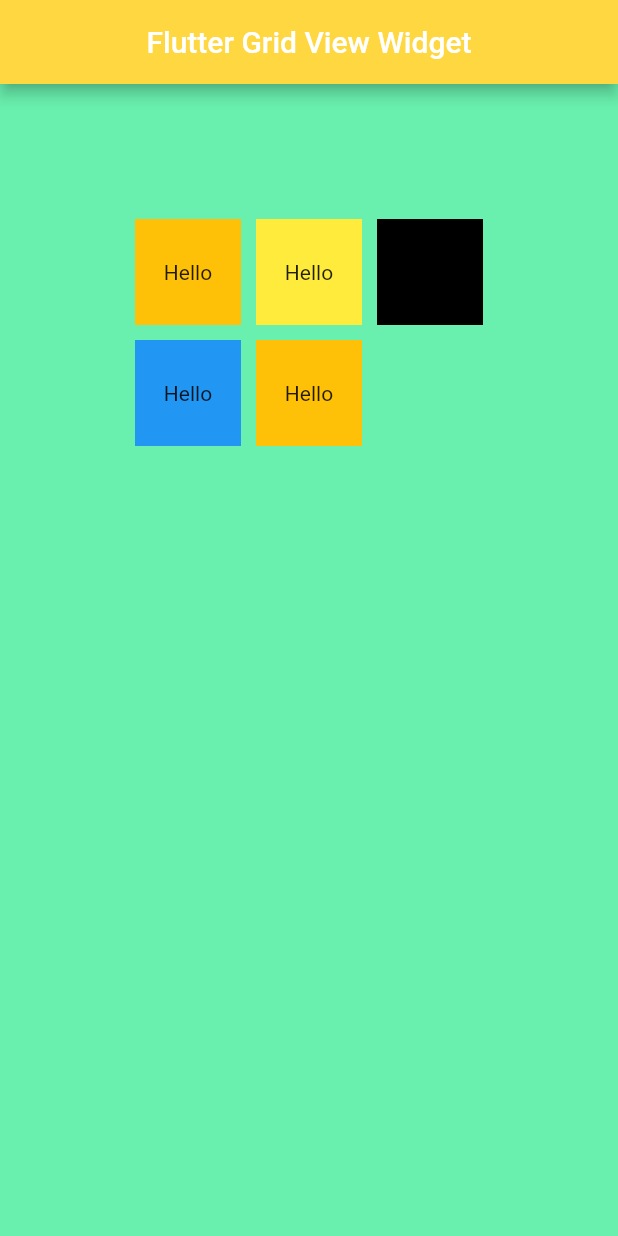
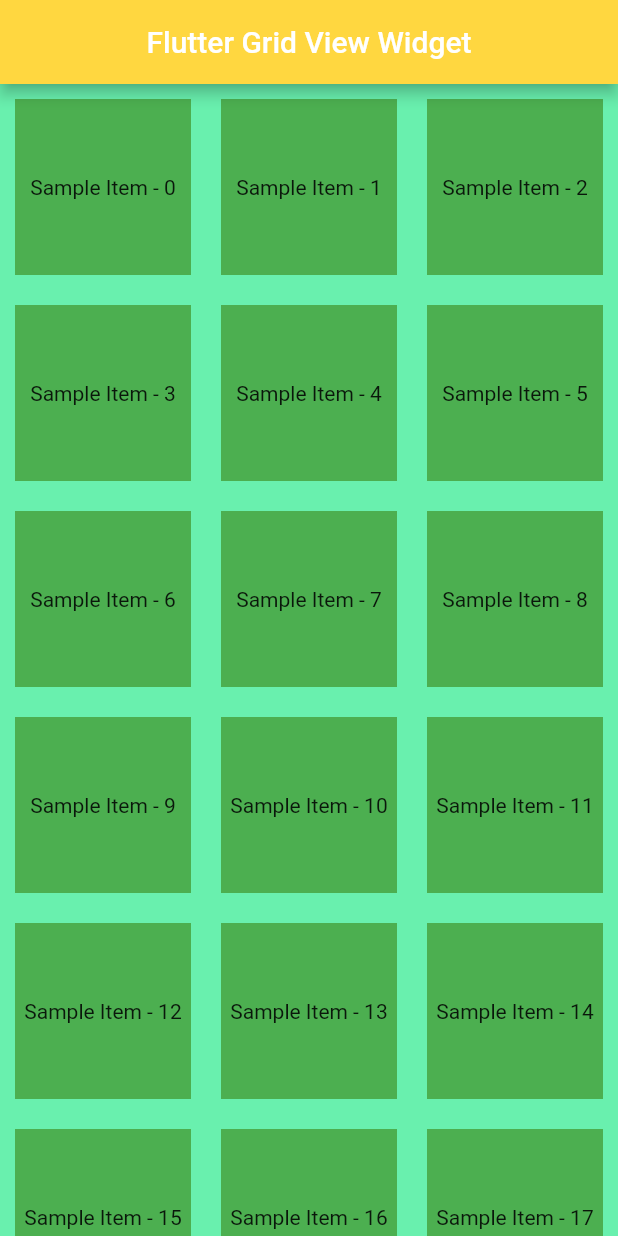
Before and after one commit to mdmanik74/Flutter-Day, a Flutter app: the screen it shows after launch, on a phone screen of 412 x 824 dp. Run offline on Flutter 3.47's test engine with Material 2 defaults, Android fonts, the phone set to English and light mode, and no system bars.

Commit message:
Gridview builder  Widget

```diff
--- a/lib/main.dart
+++ b/lib/main.dart
@@ -1,6 +1,7 @@
 import 'package:flutter/material.dart';
+import 'package:source_code/source/grid_view_builder.dart';
 
-import 'source/grid_view.dart';
+//import 'source/grid_view.dart';
 //import 'source/stack_widget.dart';
 
 void main() {
@@ -21,7 +22,7 @@ class MyApp extends StatelessWidget {
           backgroundColor: Colors.amberAccent,
           centerTitle: true,
         ),
-        body: const GridViews(),
+        body: const GridViewBuilders(),
         backgroundColor: Colors.greenAccent,
       ),
     );
--- /dev/null
+++ b/lib/source/grid_view_builder.dart
@@ -0,0 +1,33 @@
+// ignore_for_file: camel_case_types, prefer_typing_uninitialized_variables
+
+import 'package:flutter/material.dart';
+
+class GridViewBuilders extends StatefulWidget {
+  const GridViewBuilders({Key? key}) : super(key: key);
+
+  @override
+  State<GridViewBuilders> createState() => _GridViewBuildersState();
+}
+
+class _GridViewBuildersState extends State<GridViewBuilders> {
+  List listOfItems = List.generate(20, (index) => 'Sample Item - $index');
+
+  @override
+  Widget build(BuildContext context) {
+    return GridView.builder(
+      itemCount: listOfItems.length,
+      gridDelegate:
+          const SliverGridDelegateWithFixedCrossAxisCount(crossAxisCount: 3),
+      itemBuilder: (context, index) {
+        return Padding(
+          padding: const EdgeInsets.all(10),
+          child: Container(
+            color: Colors.green,
+            alignment: Alignment.center,
+            child: Text('${listOfItems[index]}'),
+          ),
+        );
+      },
+    );
+  }
+}
```
